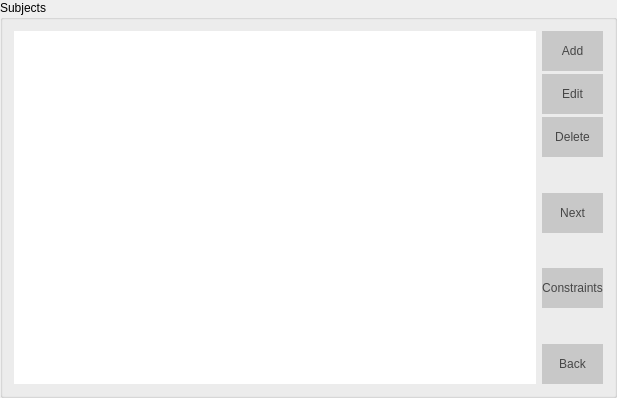
The window that Orar/OrarApp/SubjectView.ui (alexandrutm/UnivTimetable) describes before a commit, drawn with Qt 5.
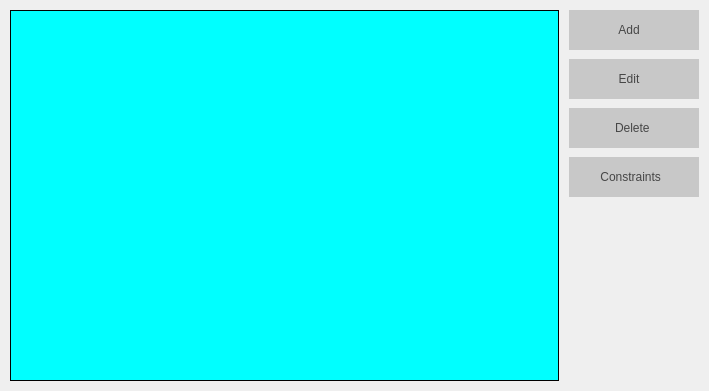
The same window after the commit. Icons and pictures are not drawn.

Patch:
```diff
--- a/Orar/OrarApp/SubjectView.ui
+++ b/Orar/OrarApp/SubjectView.ui
@@ -6,49 +6,83 @@
    <rect>
     <x>0</x>
     <y>0</y>
-    <width>617</width>
-    <height>398</height>
+    <width>709</width>
+    <height>391</height>
    </rect>
   </property>
   <property name="windowTitle">
    <string>SubjectView</string>
   </property>
-  <layout class="QGridLayout" name="gridLayout">
+  <property name="styleSheet">
+   <string notr="true"/>
+  </property>
+  <layout class="QHBoxLayout" name="horizontalLayout">
+   <property name="spacing">
+    <number>10</number>
+   </property>
    <property name="leftMargin">
-    <number>0</number>
+    <number>10</number>
    </property>
    <property name="topMargin">
-    <number>0</number>
+    <number>10</number>
    </property>
    <property name="rightMargin">
-    <number>0</number>
+    <number>10</number>
    </property>
    <property name="bottomMargin">
-    <number>0</number>
+    <number>10</number>
    </property>
-   <property name="spacing">
-    <number>0</number>
-   </property>
-   <item row="0" column="0">
-    <widget class="QGroupBox" name="groupBox_3">
-     <property name="title">
-      <string>Subjects</string>
+   <item>
+    <widget class="QTableView" name="mTable">
+     <property name="styleSheet">
+      <string notr="true">background-color: rgb(0, 255, 255);
+border: 1px solid;</string>
      </property>
-     <layout class="QHBoxLayout" name="horizontalLayout">
+     <property name="frameShape">
+      <enum>QFrame::NoFrame</enum>
+     </property>
+     <property name="selectionBehavior">
+      <enum>QAbstractItemView::SelectRows</enum>
+     </property>
+     <attribute name="verticalHeaderVisible">
+      <bool>false</bool>
+     </attribute>
+    </widget>
+   </item>
+   <item>
+    <widget class="QFrame" name="frame">
+     <property name="minimumSize">
+      <size>
+       <width>130</width>
+       <height>0</height>
+      </size>
+     </property>
+     <property name="frameShape">
+      <enum>QFrame::NoFrame</enum>
+     </property>
+     <property name="frameShadow">
+      <enum>QFrame::Raised</enum>
+     </property>
+     <layout class="QHBoxLayout" name="horizontalLayout_3">
+      <property name="spacing">
+       <number>0</number>
+      </property>
+      <property name="leftMargin">
+       <number>0</number>
+      </property>
+      <property name="topMargin">
+       <number>0</number>
+      </property>
+      <property name="rightMargin">
+       <number>0</number>
+      </property>
+      <property name="bottomMargin">
+       <number>0</number>
+      </property>
       <item>
-       <widget class="QTableView" name="mTable">
-        <property name="frameShape">
-         <enum>QFrame::NoFrame</enum>
-        </property>
-        <property name="selectionBehavior">
-         <enum>QAbstractItemView::SelectRows</enum>
-        </property>
-       </widget>
-      </item>
-      <item>
-       <layout class="QVBoxLayout" name="verticalLayout_5">
+       <layout class="QVBoxLayout" name="verticalLayout">
         <property name="spacing">
-         <number>3</number>
+         <number>9</number>
         </property>
         <item>
          <widget class="QPushButton" name="mAdd">
@@ -58,6 +92,12 @@
             <height>40</height>
            </size>
           </property>
+          <property name="layoutDirection">
+           <enum>Qt::RightToLeft</enum>
+          </property>
+          <property name="autoFillBackground">
+           <bool>false</bool>
+          </property>
           <property name="styleSheet">
            <string notr="true">QPushButton{
 	font: 75 11pt &quot;Times New Roman&quot;;
@@ -71,7 +111,23 @@
 }</string>
           </property>
           <property name="text">
-           <string>Add</string>
+           <string>Add   </string>
+          </property>
+          <property name="icon">
+           <iconset resource="OrarApp.qrc">
+            <normaloff>:/Buttons/img/addBtn.png</normaloff>:/Buttons/img/addBtn.png</iconset>
+          </property>
+          <property name="iconSize">
+           <size>
+            <width>18</width>
+            <height>18</height>
+           </size>
+          </property>
+          <property name="default">
+           <bool>false</bool>
+          </property>
+          <property name="flat">
+           <bool>false</bool>
           </property>
          </widget>
         </item>
@@ -83,6 +139,9 @@
             <height>40</height>
            </size>
           </property>
+          <property name="layoutDirection">
+           <enum>Qt::RightToLeft</enum>
+          </property>
           <property name="styleSheet">
            <string notr="true">QPushButton{
 	font: 75 11pt &quot;Times New Roman&quot;;
@@ -96,7 +155,17 @@
 }</string>
           </property>
           <property name="text">
-           <string>Edit</string>
+           <string>Edit   </string>
+          </property>
+          <property name="icon">
+           <iconset resource="OrarApp.qrc">
+            <normaloff>:/Buttons/img/editBtn3.png</normaloff>:/Buttons/img/editBtn3.png</iconset>
+          </property>
+          <property name="iconSize">
+           <size>
+            <width>18</width>
+            <height>18</height>
+           </size>
           </property>
          </widget>
         </item>
@@ -108,47 +177,12 @@
             <height>40</height>
            </size>
           </property>
-          <property name="styleSheet">
-           <string notr="true">QPushButton{
-	font: 75 11pt &quot;Times New Roman&quot;;
-	color: rgb(70, 70, 70);
-	background-color: rgb(200, 200, 200);
-	border: 0px solid;
-}
-
-QPushButton:hover {
-	background-color: rgb(231, 231, 231);
-}</string>
+          <property name="layoutDirection">
+           <enum>Qt::RightToLeft</enum>
           </property>
-          <property name="text">
-           <string>Delete</string>
-          </property>
-         </widget>
-        </item>
-        <item>
-         <spacer name="verticalSpacer_3">
-          <property name="orientation">
-           <enum>Qt::Vertical</enum>
-          </property>
-          <property name="sizeHint" stdset="0">
-           <size>
-            <width>20</width>
-            <height>40</height>
-           </size>
-          </property>
-         </spacer>
-        </item>
-        <item>
-         <widget class="QPushButton" name="mNext">
-          <property name="minimumSize">
-           <size>
-            <width>0</width>
-            <height>40</height>
-           </size>
-          </property>
           <property name="styleSheet">
            <string notr="true">QPushButton{
-	font: 75 11pt &quot;Times New Roman&quot;;
+	font: 75 14pt &quot;Times New Roman&quot;;
 	color: rgb(70, 70, 70);
 	background-color: rgb(200, 200, 200);
 	border: 0px solid;
@@ -159,22 +193,19 @@
 }</string>
           </property>
           <property name="text">
-           <string>Next</string>
+           <string>Delete </string>
           </property>
-         </widget>
-        </item>
-        <item>
-         <spacer name="verticalSpacer">
-          <property name="orientation">
-           <enum>Qt::Vertical</enum>
+          <property name="icon">
+           <iconset resource="OrarApp.qrc">
+            <normaloff>:/Buttons/img/deleteBtn.png</normaloff>:/Buttons/img/deleteBtn.png</iconset>
           </property>
-          <property name="sizeHint" stdset="0">
+          <property name="iconSize">
            <size>
-            <width>20</width>
-            <height>40</height>
+            <width>18</width>
+            <height>18</height>
            </size>
           </property>
-         </spacer>
+         </widget>
         </item>
         <item>
          <widget class="QPushButton" name="mConstraints">
@@ -184,6 +215,9 @@
             <height>40</height>
            </size>
           </property>
+          <property name="layoutDirection">
+           <enum>Qt::RightToLeft</enum>
+          </property>
           <property name="styleSheet">
            <string notr="true">QPushButton{
 	font: 75 11pt &quot;Times New Roman&quot;;
@@ -197,12 +231,22 @@
 }</string>
           </property>
           <property name="text">
-           <string>Constraints</string>
+           <string>Constraints  </string>
+          </property>
+          <property name="icon">
+           <iconset resource="OrarApp.qrc">
+            <normaloff>:/Buttons/img/constr.png</normaloff>:/Buttons/img/constr.png</iconset>
+          </property>
+          <property name="iconSize">
+           <size>
+            <width>18</width>
+            <height>18</height>
+           </size>
           </property>
          </widget>
         </item>
         <item>
-         <spacer name="verticalSpacer_2">
+         <spacer name="verticalSpacer">
           <property name="orientation">
            <enum>Qt::Vertical</enum>
           </property>
@@ -214,31 +258,6 @@
           </property>
          </spacer>
         </item>
-        <item>
-         <widget class="QPushButton" name="mBack">
-          <property name="minimumSize">
-           <size>
-            <width>0</width>
-            <height>40</height>
-           </size>
-          </property>
-          <property name="styleSheet">
-           <string notr="true">QPushButton{
-	font: 75 11pt &quot;Times New Roman&quot;;
-	color: rgb(70, 70, 70);
-	background-color: rgb(200, 200, 200);
-	border: 0px solid;
-}
-
-QPushButton:hover {
-	background-color: rgb(231, 231, 231);
-}</string>
-          </property>
-          <property name="text">
-           <string>Back</string>
-          </property>
-         </widget>
-        </item>
        </layout>
       </item>
      </layout>
```
Left out of the diff: 10 changed lines with no effect on the pictures.
